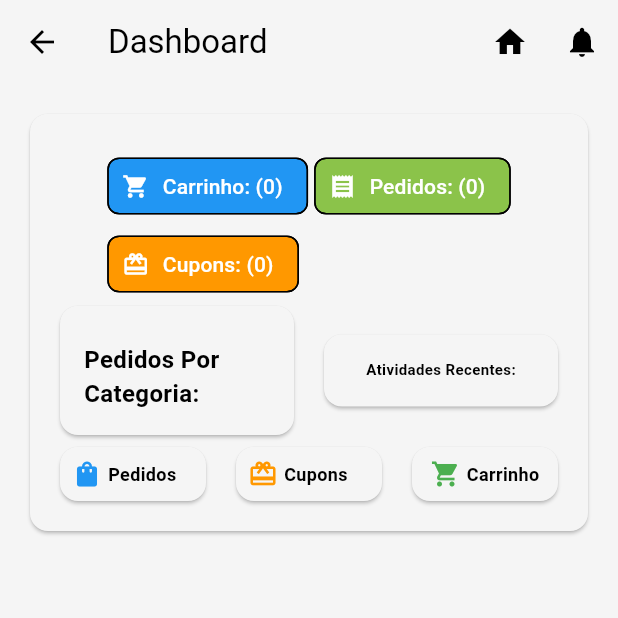
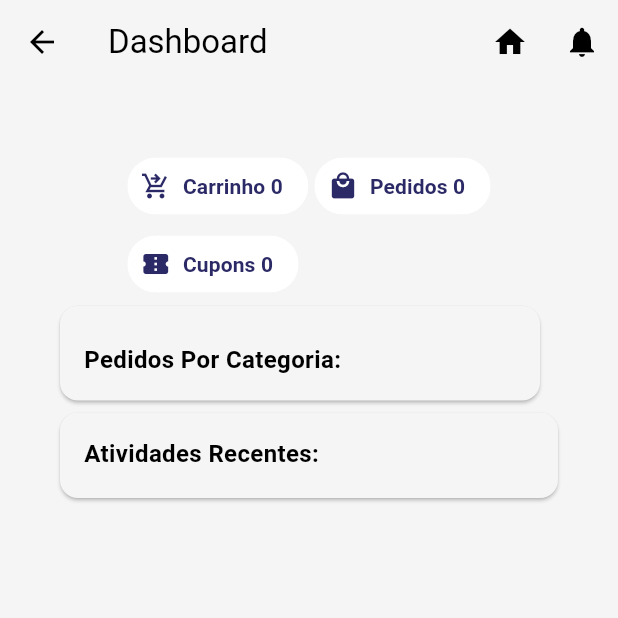
Before and after one commit to rafaelPadua001/rua11store_catalog_app, a Flutter app: the Dashboard screen opened directly, on a phone screen of 412 x 824 dp, the top half of it. Run offline on Flutter 3.47's test engine with Material 3 defaults, Android fonts, the phone set to English and light mode, and no system bars; our stand-ins replace cached_network_image, flutter_dotenv, flutter_masked_text2, flutter_spinbox, font_awesome_flutter, google_fonts and 4 more; missing offline and left inert: carousel_slider_x, dart:html; accounts and stored records are empty; network calls fail.

Commit message:
Fix
Fix dashboard layout

```diff
--- a/lib/screens/auth/dashboard.dart
+++ b/lib/screens/auth/dashboard.dart
@@ -35,6 +35,7 @@ class _StateDashboard extends State<Dashboard> {
   List<Widget> get _widgetOptions {
     return [
       Card(
+        elevation: 0,
         child: Padding(
           padding: EdgeInsets.all(16.0),
           child: Column(
@@ -45,23 +46,65 @@ class _StateDashboard extends State<Dashboard> {
                 spacing: 4.0,
                 runSpacing: 4.0,
                 children: [
-                  Chip(
-                    label: Text('Carrinho: ($cartItemsCount)'),
-                    avatar: Icon(Icons.shopping_cart, color: Colors.white),
-                    backgroundColor: Colors.blue,
-                    labelStyle: TextStyle(color: Colors.white),
+                  ActionChip(
+                    shape: const StadiumBorder(
+                      side: BorderSide(color: Colors.transparent),
+                    ),
+                    label: Text('Carrinho $cartItemsCount'),
+                    avatar: Icon(
+                      Icons.shopping_cart_checkout_sharp,
+                      color: Color.fromRGBO(44, 42, 102, 1),
+                      size: 20,
+                    ),
+                    backgroundColor: Colors.white,
+                    labelStyle: TextStyle(
+                      color: const Color.fromRGBO(44, 42, 102, 1),
+                      fontSize: 14,
+                      fontWeight: FontWeight.bold,
+                    ),
+                    onPressed: () {
+                      _onItemTapped(2);
+                    },
                   ),
-                  Chip(
-                    label: Text('Pedidos: ($orderCount)'),
-                    avatar: Icon(Icons.receipt, color: Colors.white),
-                    backgroundColor: Colors.lightGreen,
-                    labelStyle: TextStyle(color: Colors.white),
+                  ActionChip(
+                    shape: const StadiumBorder(
+                      side: BorderSide(color: Colors.transparent),
+                    ),
+                    label: Text('Pedidos $orderCount'),
+                    avatar: Icon(
+                      Icons.local_mall,
+                      size: 20,
+                      color: Color.fromRGBO(44, 42, 102, 1),
+                    ),
+                    backgroundColor: Colors.white,
+                    labelStyle: TextStyle(
+                      color: Color.fromRGBO(44, 42, 102, 1),
+                      fontSize: 14,
+                      fontWeight: FontWeight.bold,
+                    ),
+                    onPressed: () {
+                      _onItemTapped(3);
+                    },
                   ),
-                  Chip(
-                    label: Text('Cupons: ($couponCount)'),
-                    avatar: Icon(Icons.card_giftcard, color: Colors.white),
-                    backgroundColor: Colors.orange,
-                    labelStyle: TextStyle(color: Colors.white),
+                  ActionChip(
+                    shape: const StadiumBorder(
+                      side: BorderSide(color: Colors.transparent),
+                    ),
+                    label: Text('Cupons $couponCount'),
+                    avatar: Icon(
+                      Icons.confirmation_number,
+                      size: 20,
+                      color: Color.fromRGBO(44, 42, 102, 1),
+                    ),
+                    backgroundColor: Colors.white,
+                    labelStyle: TextStyle(
+                      color: Color.fromRGBO(44, 42, 102, 1),
+                      fontSize: 14,
+                      fontWeight: FontWeight.bold,
+                    ),
+                    onPressed: () {
+                      _onItemTapped(1);
+                    },
                   ),
                   SizedBox(height: 12),
                 ],
@@ -70,19 +113,9 @@ class _StateDashboard extends State<Dashboard> {
                 children: [
                   Expanded(child: _buildOrdersCategoryCard(context)),
                   SizedBox(width: 12), // Espaço entre os cards
-                  Expanded(child: _buildRecentOrders(context)),
                 ],
               ),
-              Row(
-                children: [
-                  // Espaço entre os cards
-                  Expanded(child: _buildOrdersCard(context)),
-                  SizedBox(width: 12), // Espaço entre os cards
-                  Expanded(child: _buildCouponsCard(context)),
-                  SizedBox(width: 12), // Espaço entre os cards
-                  Expanded(child: _buildCartsCard(context)),
-                ],
-              ),
+              Row(children: [Expanded(child: _buildRecentOrders(context))]),
             ],
           ),
         ),
@@ -392,6 +425,7 @@ class _StateDashboard extends State<Dashboard> {
       child: Padding(
         padding: const EdgeInsets.all(16.0),
         child: Column(
+          crossAxisAlignment: CrossAxisAlignment.start,
           children: [
             const SizedBox(height: 8),
             Text(
@@ -408,13 +442,15 @@ class _StateDashboard extends State<Dashboard> {
   Widget _buildRecentOrders(BuildContext context) {
     final recentOrders = _orders.take(5).toList();
     return Card(
+      elevation: 1,
       child: Padding(
         padding: const EdgeInsets.all(16.0),
         child: Column(
+          crossAxisAlignment: CrossAxisAlignment.start,
           children: [
             Text(
               'Atividades Recentes:',
-              style: const TextStyle(fontSize: 10, fontWeight: FontWeight.bold),
+              style: const TextStyle(fontSize: 16, fontWeight: FontWeight.bold),
             ),
             const SizedBox(height: 2),
             ...recentOrders.map(
@@ -423,7 +459,7 @@ class _StateDashboard extends State<Dashboard> {
                 title: Text(
                   'Pedido #${order['id']}',
                   style: const TextStyle(
-                    fontSize: 10,
+                    fontSize: 12,
                     fontWeight: FontWeight.w600,
                   ),
                 ),
@@ -434,18 +470,44 @@ class _StateDashboard extends State<Dashboard> {
                       'Data: ${formatOrderDate(order['order_date']) ?? 'sem data'}',
                       style: const TextStyle(fontSize: 10),
                     ),
+                  ],
+                ),
+                trailing: Column(
+                  crossAxisAlignment: CrossAxisAlignment.end,
+                  children: [
                     Text(
-                      'Status: ${order['status'] ?? 'desconhecido'}',
-                      style: const TextStyle(fontSize: 10),
+                      'R\$ ${order['total_amount']?.toStringAsFixed(2) ?? '0.00'}',
+                      style: const TextStyle(
+                        fontSize: 12,
+                        fontWeight: FontWeight.bold,
+                      ),
+                    ),
+                    Chip(
+                      shape: const StadiumBorder(
+                        side: BorderSide(color: Colors.transparent),
+                      ),
+                      backgroundColor: () {
+                        switch (order['status']) {
+                          case 'approved':
+                            return Colors.lightGreen;
+                          case 'rejected':
+                            return Colors.redAccent;
+                          case 'pending':
+                            return Colors.amber;
+                          default:
+                            return Colors.grey;
+                        }
+                      }(),
+                      label: Text(
+                        '${order['status'] ?? 'desconhecido'}',
+                        style: const TextStyle(
+                          fontSize: 12,
+                          fontWeight: FontWeight.bold,
+                          color: Colors.white,
+                        ),
+                      ),
                     ),
                   ],
-                ),
-                trailing: Text(
-                  'R\$ ${order['total_amount']?.toStringAsFixed(2) ?? '0.00'}',
-                  style: const TextStyle(
-                    fontSize: 10,
-                    fontWeight: FontWeight.bold,
-                  ),
                 ),
               ),
             ),
@@ -454,92 +516,4 @@ class _StateDashboard extends State<Dashboard> {
       ),
     );
   }
-
-  @override
-  Widget _buildOrdersCard(BuildContext context) {
-    return GestureDetector(
-      onTap: () => _onItemTapped(3),
-      child: Card(
-        child: Padding(
-          padding: const EdgeInsets.all(8.0),
-          child: Column(
-            mainAxisSize: MainAxisSize.min,
-            children: [
-              Row(
-                children: [
-                  Icon(Icons.shopping_bag, color: Colors.blue, size: 20),
-                  const SizedBox(
-                    width: 4,
-                  ), // espaço horizontal entre ícone e texto
-                  const Text(
-                    'Pedidos',
-                    style: TextStyle(fontSize: 12, fontWeight: FontWeight.bold),
-                  ),
-                ],
-              ),
-            ],
-          ),
-        ),
-      ),
-    );
-  }
-
-  @override
-  Widget _buildCouponsCard(BuildContext context) {
-    return GestureDetector(
-      onTap: () => _onItemTapped(1),
-      child: Card(
-        child: Padding(
-          padding: const EdgeInsets.all(8.0),
-          child: Column(
-            mainAxisSize: MainAxisSize.min,
-            children: [
-              Row(
-                children: [
-                  Icon(Icons.card_giftcard, color: Colors.orange, size: 20),
-                  const SizedBox(
-                    width: 4,
-                  ), // espaço horizontal entre ícone e texto
-                  const Text(
-                    'Cupons',
-                    style: TextStyle(fontSize: 12, fontWeight: FontWeight.bold),
-                  ),
-                ],
-              ),
-            ],
-          ),
-        ),
-      ),
-    );
-  }
-
-  @override
-  Widget _buildCartsCard(BuildContext context) {
-    return GestureDetector(
-      onTap: () => _onItemTapped(2),
-      child: Card(
-        child: Padding(
-          padding: const EdgeInsets.all(8.0),
-          child: Column(
-            mainAxisSize: MainAxisSize.min,
-            children: [
-              Row(
-                mainAxisAlignment: MainAxisAlignment.center,
-                children: [
-                  Icon(Icons.shopping_cart, color: Colors.green, size: 20),
-                  const SizedBox(
-                    width: 4,
-                  ), // espaço horizontal entre ícone e texto
-                  const Text(
-                    'Carrinho',
-                    style: TextStyle(fontSize: 12, fontWeight: FontWeight.bold),
-                  ),
-                ],
-              ),
-            ],
-          ),
-        ),
-      ),
-    );
-  }
 }
```
